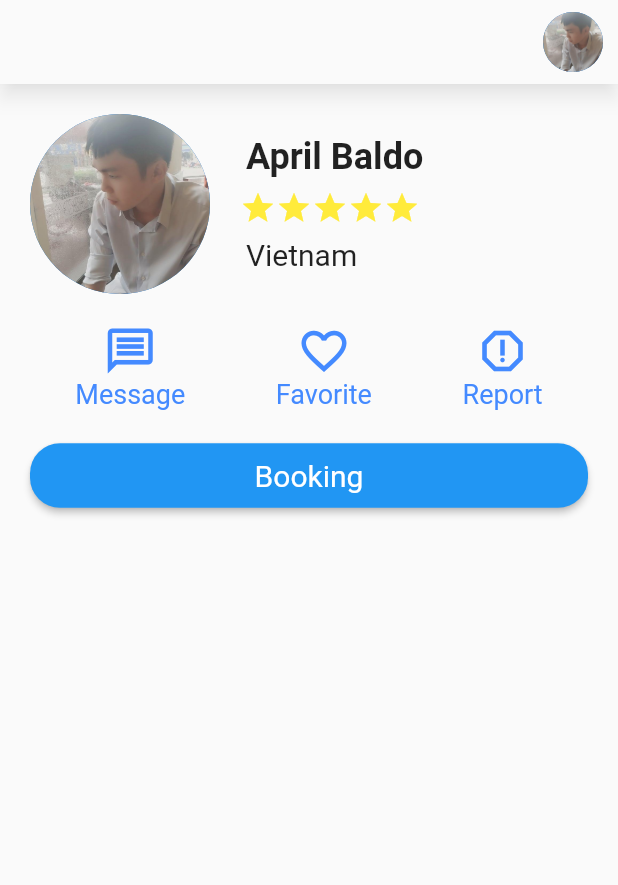
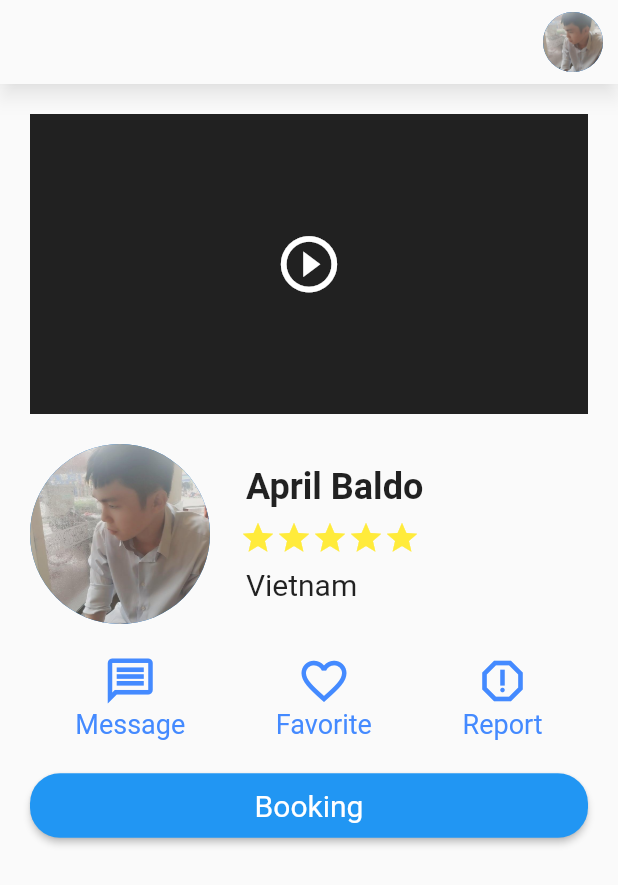
Before and after one commit to ntdat6310/lettutor_advanced_mobile, a Flutter app: the screen it shows after launch, on a phone screen of 412 x 824 dp. Shown: the top 885 px of the screen. Run offline on Flutter 3.47's test engine with Material 2 defaults, Android fonts, the phone set to English and light mode, and no system bars.

Commit message:
feat: add video_intro widget to teacher_detail_page

```diff
--- /dev/null
+++ b/lib/ui/pages/teacher_detail/components/video_intro.dart
@@ -0,0 +1,22 @@
+import 'package:flutter/material.dart';
+
+class VideoIntro extends StatelessWidget {
+  const VideoIntro({Key? key}) : super(key: key);
+
+  @override
+  Widget build(BuildContext context) {
+    return Container(
+      margin: const EdgeInsets.only(bottom: 20),
+      width: double.infinity,
+      height: 200,
+      color: Colors.black87,
+      child: const Center(
+        child: Icon(
+          Icons.play_circle_outline,
+          color: Colors.white,
+          size: 45,
+        ),
+      ),
+    );
+  }
+}
--- a/lib/ui/pages/teacher_detail/teacher_detail_page.dart
+++ b/lib/ui/pages/teacher_detail/teacher_detail_page.dart
@@ -2,6 +2,7 @@ import 'package:flutter/material.dart';
 import 'package:lettutor_advanced_mobile/ui/pages/teacher/components/teacher_detail_card.dart';
 import 'package:lettutor_advanced_mobile/ui/pages/teacher_detail/components/booking_button.dart';
 import 'package:lettutor_advanced_mobile/ui/pages/teacher_detail/components/message_favorite_report.dart';
+import 'package:lettutor_advanced_mobile/ui/pages/teacher_detail/components/video_intro.dart';
 
 import '../../../data/models/teacher.dart';
 import '../../widgets/custom_appbar.dart';
@@ -20,6 +21,7 @@ class TeacherDetail extends StatelessWidget {
         child: SingleChildScrollView(
           child: Column(
             children: [
+              const VideoIntro(),
               Row(
                 mainAxisAlignment: MainAxisAlignment.start,
                 crossAxisAlignment: CrossAxisAlignment.center,
@@ -59,6 +61,7 @@ class TeacherDetail extends StatelessWidget {
                 child: const MessageFavoriteReport(),
               ),
               BookingButton(),
+
             ],
           ),
         ),
```
